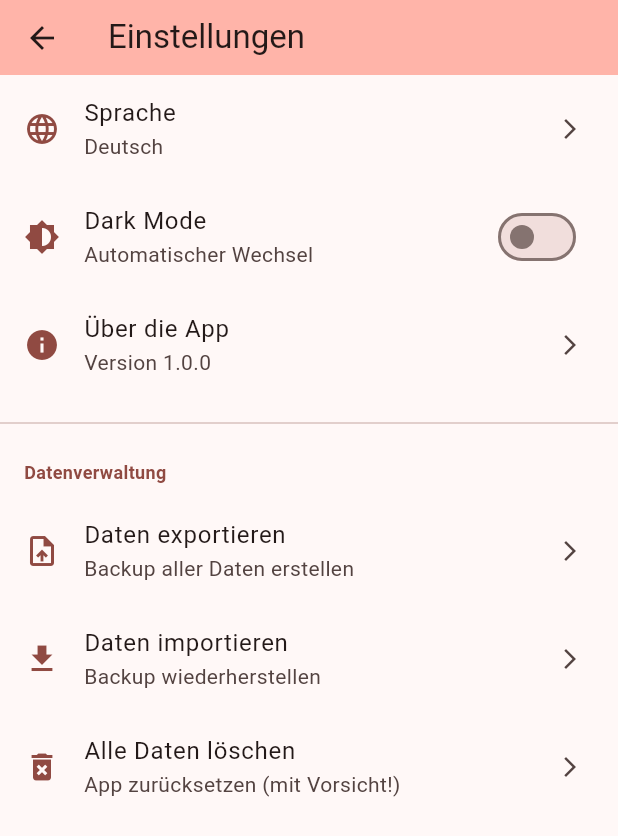
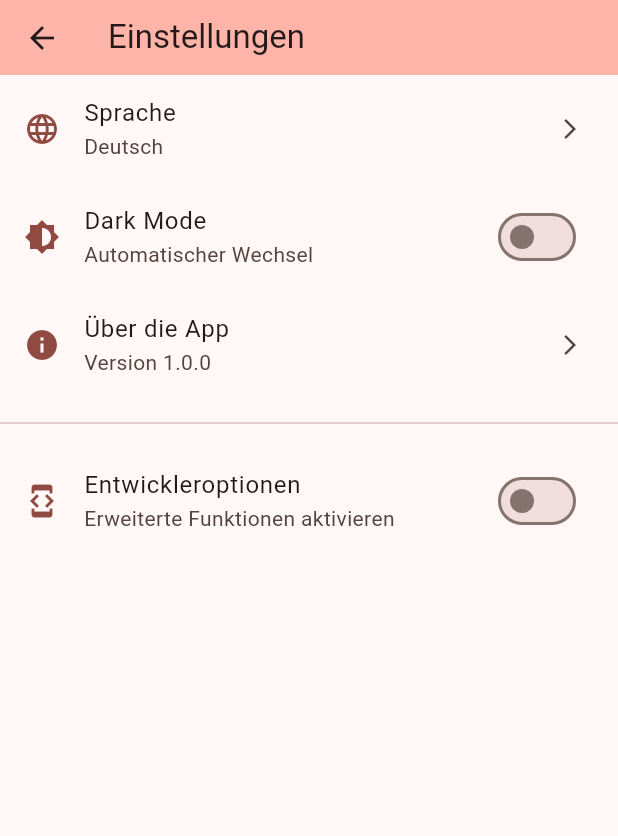
Before and after one commit to Alexander-Friz/EinsatzManager, a Flutter app: the screen it shows after launch, after a tap on the "settings" icon, on a phone screen of 412 x 824 dp. Shown: the top 836 px of the screen. Run offline on Flutter 3.47's test engine with Material 3 defaults, Android fonts, the phone set to English and light mode, and no system bars; our stand-ins replace audioplayers, file_picker, flutter_local_notifications, geolocator, image_picker, logger and 5 more; missing offline and left inert: record.

Commit message:
Entwickleroptionen

```diff
--- a/emergency_manager/lib/providers/archive_notifier.dart
+++ b/emergency_manager/lib/providers/archive_notifier.dart
@@ -61,4 +61,10 @@ class ArchiveNotifier extends ChangeNotifier {
       notifyListeners();
     }
   }
+
+  void clearAll() {
+    _archivedOperations.clear();
+    _isLoaded = true;
+    notifyListeners();
+  }
 }
--- a/emergency_manager/lib/providers/equipment_notifier.dart
+++ b/emergency_manager/lib/providers/equipment_notifier.dart
@@ -123,4 +123,10 @@ class EquipmentNotifier extends ChangeNotifier {
   List<Equipment> get expiredEquipment {
     return _equipmentList.where((equipment) => equipment.isInspectionExpired).toList();
   }
+
+  void clearAll() {
+    _equipmentList.clear();
+    _isLoaded = true;
+    notifyListeners();
+  }
 }
--- a/emergency_manager/lib/providers/message_notifier.dart
+++ b/emergency_manager/lib/providers/message_notifier.dart
@@ -111,9 +111,8 @@ class MessageNotifier extends ChangeNotifier {
     notifyListeners();
   }
 
-  Future<void> clearAll() async {
+  void clearAll() {
     _messages.clear();
-    await _saveMessages();
     notifyListeners();
   }
 
--- a/emergency_manager/lib/providers/personnel_notifier.dart
+++ b/emergency_manager/lib/providers/personnel_notifier.dart
@@ -125,143 +125,10 @@ class PersonnelNotifier extends ChangeNotifier {
           .map((item) => PersonalData.fromJson(item as Map<String, dynamic>))
           .toList();
     } else {
-      // Standard-Daten wenn keine gespeichert
-      _personnelList = [
-        PersonalData(
-          id: '1',
-          name: 'Max Müller',
-          email: 'max.mueller@feuerwehr.de',
-          phone: '0123 456789',
-          position: 'Brandmeister',
-          dienstgrad: 'Hauptbrandmeister',
-          lehrgaenge: ['Truppmann', 'Truppführer', 'Atemschutzgeräteträger'],
-          geburtstag: DateTime(1985, 6, 15),
-          g263Datum: DateTime.now().subtract(const Duration(days: 30)),
-          untersuchungAblaufdatum: DateTime.now().add(const Duration(days: 100)),
-          inaktivAgt: false,
-        ),
-        PersonalData(
-          id: '2',
-          name: 'Anna Schmidt',
-          email: 'anna.schmidt@feuerwehr.de',
-          phone: '0123 456790',
-          position: 'Feuerwehrfrau',
-          dienstgrad: 'Oberbrandmeisterin',
-          lehrgaenge: ['Truppmann', 'Atemschutzgeräteträger'],
-          geburtstag: DateTime(1992, 3, 22),
-          g263Datum: null,
-          untersuchungAblaufdatum: null,
-          inaktivAgt: false,
-        ),
-        PersonalData(
-          id: '3',
-          name: 'Peter Hoffmann',
-          email: 'peter.hoffmann@feuerwehr.de',
-          phone: '0123 456791',
-          position: 'Feuerwehrmann',
-          dienstgrad: 'Hauptfeuerwehrmann',
-          lehrgaenge: ['Truppmann', 'Truppführer', 'Kettensägen-Lehrgang'],
-          geburtstag: DateTime(1988, 11, 8),
-          g263Datum: null,
-          untersuchungAblaufdatum: null,
-          inaktivAgt: false,
-        ),
-        PersonalData(
-          id: '4',
-          name: 'Sandra Bauer',
-          email: 'sandra.bauer@feuerwehr.de',
-          phone: '0123 456792',
-          position: 'Ausschuss',
-          dienstgrad: 'Brandmeister',
-          lehrgaenge: ['Truppmann', 'Truppführer', 'Atemschutzgeräteträger', 'Gruppenführer'],
-          geburtstag: DateTime(1990, 5, 17),
-          g263Datum: DateTime(2024, 1, 10),
-          untersuchungAblaufdatum: DateTime(2026, 1, 10),
-          inaktivAgt: false,
-        ),
-        PersonalData(
-          id: '5',
-          name: 'Klaus Meier',
-          email: 'klaus.meier@feuerwehr.de',
-          phone: '0123 456793',
-          position: 'Feuerwehrmann',
-          dienstgrad: 'Feuerwehrmann',
-          lehrgaenge: ['Truppmann'],
-          geburtstag: DateTime(2000, 9, 3),
-          g263Datum: null,
-          untersuchungAblaufdatum: null,
-          inaktivAgt: false,
-        ),
-        PersonalData(
-          id: '6',
-          name: 'Katharina Fischer',
-          email: 'katharina.fischer@feuerwehr.de',
-          phone: '0123 456794',
-          position: 'Kommandant',
-          dienstgrad: 'Leitender Hauptbrandmeister',
-          lehrgaenge: ['Truppmann', 'Truppführer', 'Atemschutzgeräteträger', 'Gruppenführer', 'Zugführer'],
-          geburtstag: DateTime(1980, 2, 28),
-          g263Datum: DateTime(2023, 8, 15),
-          untersuchungAblaufdatum: DateTime(2025, 8, 15),
-          inaktivAgt: false,
-        ),
-        PersonalData(
-          id: '7',
-          name: 'Thomas Wagner',
-          email: 'thomas.wagner@feuerwehr.de',
-          phone: '0123 456795',
-          position: 'Feuerwehrmann',
-          dienstgrad: 'Oberfeuerwehrmann',
-          lehrgaenge: ['Truppmann', 'Truppführer'],
-          geburtstag: DateTime(1995, 7, 21),
-          g263Datum: null,
-          untersuchungAblaufdatum: null,
-          inaktivAgt: false,
-        ),
-        PersonalData(
-          id: '8',
-          name: 'Julia Richter',
-          email: 'julia.richter@feuerwehr.de',
-          phone: '0123 456796',
-          position: 'Ausschuss',
-          dienstgrad: 'Oberlöschmeister',
-          lehrgaenge: ['Truppmann', 'Truppführer', 'Atemschutzgeräteträger', 'Verbandführer'],
-          geburtstag: DateTime(1987, 12, 14),
-          g263Datum: DateTime.now().subtract(const Duration(days: 60)),
-          untersuchungAblaufdatum: DateTime.now().add(const Duration(days: 70)),
-          inaktivAgt: false,
-        ),
-        PersonalData(
-          id: '9',
-          name: 'Robert König',
-          email: 'robert.koenig@feuerwehr.de',
-          phone: '0123 456797',
-          position: 'Stv. Kommandant',
-          dienstgrad: 'Oberbrandmeister',
-          lehrgaenge: ['Truppmann', 'Truppführer', 'Atemschutzgeräteträger', 'Gruppenführer', 'Zugführer'],
-          geburtstag: DateTime(1982, 4, 9),
-          g263Datum: DateTime(2024, 3, 20),
-          untersuchungAblaufdatum: DateTime(2026, 3, 20),
-          inaktivAgt: false,
-        ),
-        PersonalData(
-          id: '10',
-          name: 'Daniela Krämer',
-          email: 'daniela.kraemer@feuerwehr.de',
-          phone: '0123 456798',
-          position: 'Feuerwehrfrau',
-          dienstgrad: 'Löschmeister',
-          lehrgaenge: ['Truppmann', 'Truppführer', 'Atemschutzgeräteträger'],
-          geburtstag: DateTime(1993, 8, 5),
-          g263Datum: null,
-          untersuchungAblaufdatum: null,
-          inaktivAgt: false,
-        ),
-      ];
-      await _savePersonnel();
+      // Keine Daten vorhanden - Liste bleibt leer
+      _personnelList = [];
     }
 
-    _isLoaded = true;
     notifyListeners();
   }
 
@@ -291,4 +158,9 @@ class PersonnelNotifier extends ChangeNotifier {
       notifyListeners();
     }
   }
+
+  void clearAll() {
+    _personnelList.clear();
+    notifyListeners();
+  }
 }
--- a/emergency_manager/lib/providers/vehicle_notifier.dart
+++ b/emergency_manager/lib/providers/vehicle_notifier.dart
@@ -156,4 +156,10 @@ class VehicleNotifier extends ChangeNotifier {
   List<Vehicle> get vehiclesWithExpiredFeuerwehrTuev {
     return _vehicles.where((vehicle) => vehicle.isFeuerwehrTuevExpiredNow).toList();
   }
+
+  void clearAll() {
+    _vehicles.clear();
+    _isLoaded = true;
+    notifyListeners();
+  }
 }
--- a/emergency_manager/lib/screens/settings_screen.dart
+++ b/emergency_manager/lib/screens/settings_screen.dart
@@ -7,6 +7,7 @@ import '../providers/equipment_notifier.dart';
 import '../providers/message_notifier.dart';
 import '../services/data_export_service.dart';
 import 'package:provider/provider.dart';
+import 'package:shared_preferences/shared_preferences.dart';
 
 class SettingsScreen extends StatefulWidget {
   const SettingsScreen({super.key});
@@ -18,15 +19,30 @@ class SettingsScreen extends StatefulWidget {
 class _SettingsScreenState extends State<SettingsScreen> {
   bool _isExporting = false;
   bool _isImporting = false;
+  bool _developerOptionsEnabled = false;
+
   @override
   void initState() {
     super.initState();
+    _loadDeveloperOptions();
     // Überprüfe den Schedule beim Laden
     WidgetsBinding.instance.addPostFrameCallback((_) {
       if (mounted) {
         context.read<ThemeNotifier>().updateScheduleIfNeeded();
       }
     });
+  }
+
+  Future<void> _loadDeveloperOptions() async {
+    final prefs = await SharedPreferences.getInstance();
+    setState(() {
+      _developerOptionsEnabled = prefs.getBool('developer_options_enabled') ?? false;
+    });
+  }
+
+  Future<void> _saveDeveloperOptions(bool value) async {
+    final prefs = await SharedPreferences.getInstance();
+    await prefs.setBool('developer_options_enabled', value);
   }
 
   @override
@@ -113,7 +129,23 @@ class _SettingsScreenState extends State<SettingsScreen> {
             },
           ),
           const Divider(height: 32),
-          // Daten-Management Sektion
+          // Entwickleroptionen Switch
+          _buildSwitchTile(
+            context,
+            icon: Icons.developer_mode,
+            title: 'Entwickleroptionen',
+            subtitle: 'Erweiterte Funktionen aktivieren',
+            value: _developerOptionsEnabled,
+            onChanged: (value) {
+              setState(() {
+                _developerOptionsEnabled = value;
+              });
+              _saveDeveloperOptions(value);
+            },
+          ),
+          // Daten-Management Sektion (nur wenn Entwickleroptionen aktiviert)
+          if (_developerOptionsEnabled) ...[
+            const Divider(height: 32),
             Padding(
               padding: const EdgeInsets.symmetric(horizontal: 16, vertical: 8),
               child: Text(
@@ -146,6 +178,7 @@ class _SettingsScreenState extends State<SettingsScreen> {
               subtitle: 'App zurücksetzen (mit Vorsicht!)',
               onTap: () => _showDeleteConfirmation(),
             ),
+          ],
         ],
       ),
     );
@@ -485,17 +518,40 @@ class _SettingsScreenState extends State<SettingsScreen> {
       );
 
       if (doubleConfirmed == true && mounted) {
+        // Zeige Loading-Anzeige
+        showDialog(
+          context: context,
+          barrierDismissible: false,
+          builder: (context) => const Center(
+            child: CircularProgressIndicator(),
+          ),
+        );
+
         final success = await DataExportService.clearAllData();
 
         if (success && mounted) {
-          // Lade alle Provider neu (jetzt leer)
-          await context.read<ArchiveNotifier>().loadArchivedOperations();
-          await context.read<PersonnelNotifier>().loadPersonnel();
-          await context.read<VehicleNotifier>().loadVehicles();
-          await context.read<EquipmentNotifier>().loadEquipment();
-          await context.read<MessageNotifier>().loadMessages();
+          // Leere alle Provider direkt (ohne Standarddaten zu laden)
+          try {
+            final archiveNotifier = context.read<ArchiveNotifier>();
+            final personnelNotifier = context.read<PersonnelNotifier>();
+            final vehicleNotifier = context.read<VehicleNotifier>();
+            final equipmentNotifier = context.read<EquipmentNotifier>();
+            final messageNotifier = context.read<MessageNotifier>();
 
+            // Lösche die Listen direkt in den Notifiern
+            archiveNotifier.clearAll();
+            personnelNotifier.clearAll();
+            vehicleNotifier.clearAll();
+            equipmentNotifier.clearAll();
+            messageNotifier.clearAll();
+          } catch (e) {
+            print('Fehler beim Leeren der Provider: $e');
+          }
+
+          // Schließe Loading-Dialog
           if (mounted) {
+            Navigator.pop(context);
+
             ScaffoldMessenger.of(context).showSnackBar(
               const SnackBar(
                 content: Text('Alle Daten wurden gelöscht'),
@@ -504,6 +560,16 @@ class _SettingsScreenState extends State<SettingsScreen> {
               ),
             );
           }
+        } else if (mounted) {
+          // Schließe Loading-Dialog
+          Navigator.pop(context);
+
+          ScaffoldMessenger.of(context).showSnackBar(
+            const SnackBar(
+              content: Text('Fehler beim Löschen der Daten'),
+              backgroundColor: Colors.red,
+            ),
+          );
         }
       }
     }
@@ -547,7 +613,23 @@ class _SettingsScreenState extends State<SettingsScreen> {
     required IconData icon,
     required String title,
     required String subtitle,
+    bool? value,
+    Function(bool)? onChanged,
   }) {
+    // Wenn value und onChanged angegeben sind, verwende diese
+    if (value != null && onChanged != null) {
+      return ListTile(
+        leading: Icon(icon, color: Theme.of(context).colorScheme.primary),
+        title: Text(title),
+        subtitle: Text(subtitle),
+        trailing: Switch(
+          value: value,
+          onChanged: onChanged,
+        ),
+      );
+    }
+
+    // Sonst verwende ThemeNotifier für Dark Mode
     return Consumer<ThemeNotifier>(
       builder: (context, themeNotifier, child) {
         return ListTile(
```
Lines whose indentation alone changed are shown as unchanged.
